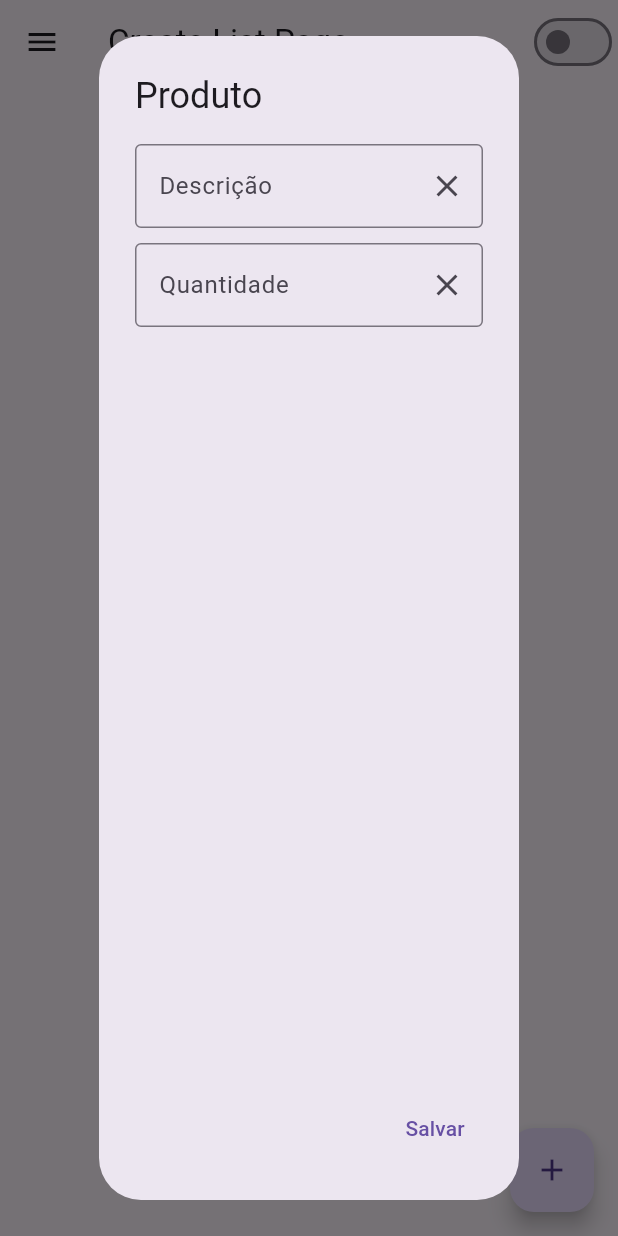
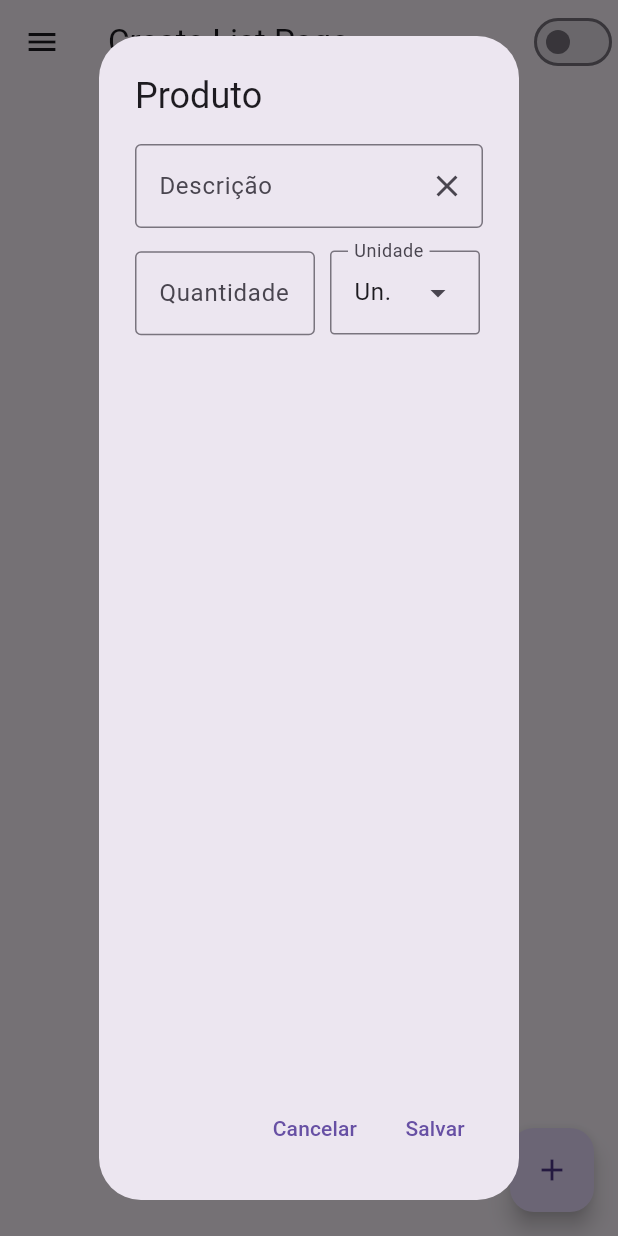
Before and after one commit to ramonbcll/Marketplace-list-app, a Flutter app: the ListPage screen opened by its route, after a tap on the "add" icon, on a phone screen of 412 x 824 dp. Run offline on Flutter 3.47's test engine with Material 3 defaults, Android fonts, the phone set to English and light mode, and no system bars.

Commit message:
Feat: dropdown para tipo da unidade do produto

```diff
--- a/lib/list_page.dart
+++ b/lib/list_page.dart
@@ -14,7 +14,7 @@ class _ListPageState extends State<ListPage> {
   String descricao = '';
   String quantidade = '';
   List produto = [];
-  List <String> unidades = ['Un.', 'Cx.', 'Kg.'];
+  String unidade = '';
 
   @override
   Widget build(BuildContext context) {
@@ -77,28 +77,61 @@ class _ListPageState extends State<ListPage> {
               print(descricao);
             },
             decoration: InputDecoration(
-              hintText: 'Descrição',
+              labelText: 'Descrição',
               border: OutlineInputBorder(),
               suffixIcon: Icon(Icons.clear)
             ),
           ),
-          SizedBox(height: 10.0,),
-          TextField(
+          SizedBox(height: 15,),
+          Row(
+            children: [
+              SizedBox(
+                width: 120.0,
+                child: TextField(
                   keyboardType: TextInputType.numberWithOptions(decimal: true),
                   onChanged: (value) {
                     quantidade = value;
                     print(value);
                   },
                   decoration: InputDecoration(
-              hintText: 'Quantidade',
+                    labelText: 'Quantidade',
                     border: OutlineInputBorder(),
-              suffixIcon: Icon(Icons.clear)
                   ),
                 ),
-          SizedBox(height: 10.0,),
+              ),
+              SizedBox(width: 10,),
+              SizedBox(
+                width: 100,
+                height: 57,
+                child: DropdownMenu(
+                  label: Text('Unidade'),
+                  width: 100,
+                  initialSelection: 'Un.',
+                  onSelected: (value) {
+                    unidade = value!;
+                  },
+                  dropdownMenuEntries: <DropdownMenuEntry<String>>[
+                    DropdownMenuEntry(value: 'Un.', label: 'Un.'),
+                    DropdownMenuEntry(value: 'Cx.', label: 'Cx.'),
+                    DropdownMenuEntry(value: 'Kg.', label: 'Kg.')
+                  ],
+                  inputDecorationTheme: InputDecorationTheme(
+                    constraints: BoxConstraints.tight(Size.fromHeight(65)),
+                    border: OutlineInputBorder(
+                      borderRadius: BorderRadius.circular(3),
+                    )
+                  )
+                ),
+              ),
+            ],
+          ),
         ],
       ),
       actions: [
+        TextButton(
+          onPressed: () => _pop(),
+          child: Text('Cancelar'),
+        ),
         TextButton(
           onPressed: () {
             produto.add({
```
Lines whose indentation alone changed are shown as unchanged.
